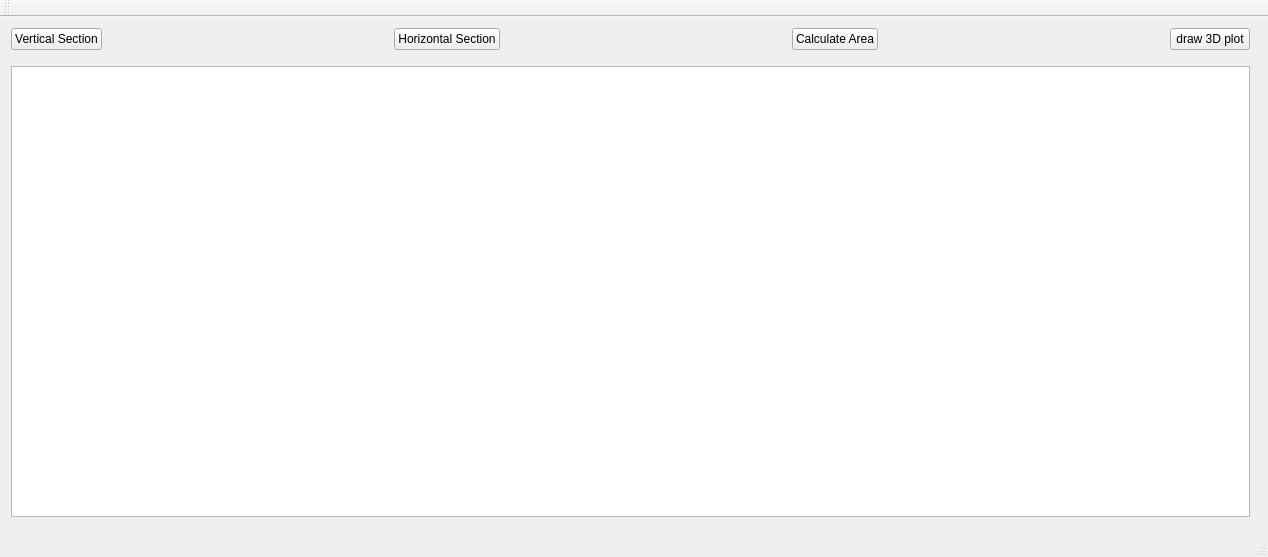
First picture: the form in mainwindow.ui, repository wszechmogacy/photometric-curves, before the edit.
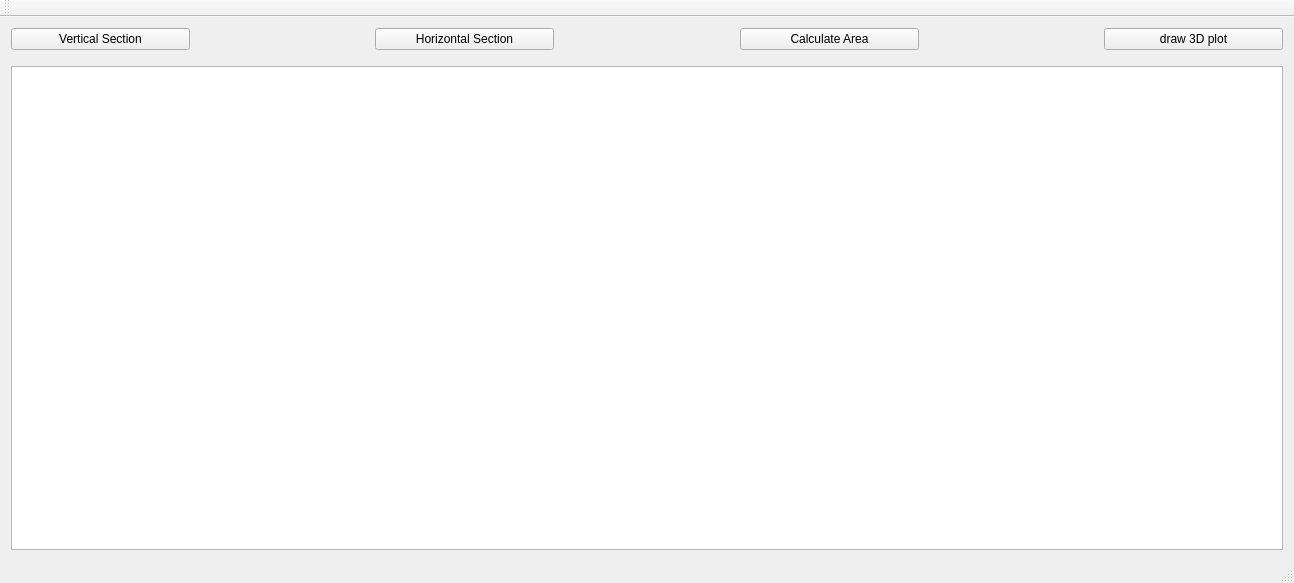
Second picture: the form after the edit.

Commit message: Make mainwindow resizeable

```diff
--- a/mainwindow.ui
+++ b/mainwindow.ui
@@ -6,28 +6,33 @@
    <rect>
     <x>0</x>
     <y>0</y>
-    <width>1268</width>
-    <height>557</height>
+    <width>1294</width>
+    <height>583</height>
    </rect>
   </property>
   <property name="windowTitle">
    <string>MainWindow</string>
   </property>
   <widget class="QWidget" name="centralWidget">
-   <widget class="QWidget" name="">
-    <property name="geometry">
-     <rect>
-      <x>0</x>
-      <y>0</y>
-      <width>1261</width>
-      <height>511</height>
-     </rect>
-    </property>
+   <property name="sizePolicy">
+    <sizepolicy hsizetype="Expanding" vsizetype="Expanding">
+     <horstretch>0</horstretch>
+     <verstretch>0</verstretch>
+    </sizepolicy>
+   </property>
+   <layout class="QVBoxLayout" name="verticalLayout_2">
+    <item>
     <layout class="QVBoxLayout" name="verticalLayout">
      <item>
       <layout class="QHBoxLayout" name="horizontalLayout">
        <item>
         <widget class="QPushButton" name="verticalSectionButton">
+          <property name="sizePolicy">
+           <sizepolicy hsizetype="Expanding" vsizetype="Fixed">
+            <horstretch>0</horstretch>
+            <verstretch>0</verstretch>
+           </sizepolicy>
+          </property>
          <property name="text">
           <string>Vertical Section</string>
          </property>
@@ -51,6 +56,12 @@
        </item>
        <item>
         <widget class="QPushButton" name="horizontalSectionButton">
+          <property name="sizePolicy">
+           <sizepolicy hsizetype="Expanding" vsizetype="Fixed">
+            <horstretch>0</horstretch>
+            <verstretch>0</verstretch>
+           </sizepolicy>
+          </property>
          <property name="text">
           <string>Horizontal Section</string>
          </property>
@@ -74,6 +85,12 @@
        </item>
        <item>
         <widget class="QPushButton" name="calculateAreaButton">
+          <property name="sizePolicy">
+           <sizepolicy hsizetype="Expanding" vsizetype="Fixed">
+            <horstretch>0</horstretch>
+            <verstretch>0</verstretch>
+           </sizepolicy>
+          </property>
          <property name="text">
           <string>Calculate Area</string>
          </property>
@@ -97,6 +114,12 @@
        </item>
        <item>
         <widget class="QPushButton" name="draw3DplotButton">
+          <property name="sizePolicy">
+           <sizepolicy hsizetype="Expanding" vsizetype="Fixed">
+            <horstretch>0</horstretch>
+            <verstretch>0</verstretch>
+           </sizepolicy>
+          </property>
          <property name="text">
           <string>draw 3D plot</string>
          </property>
@@ -124,7 +147,8 @@
       <widget class="QTableWidget" name="dataTable"/>
      </item>
     </layout>
-   </widget>
+    </item>
+   </layout>
   </widget>
   <widget class="QMenuBar" name="menuBar">
    <property name="geometry">
```
Left out of the diff: 2 changed lines with no effect on the pictures. Lines whose indentation alone changed are shown as unchanged.
